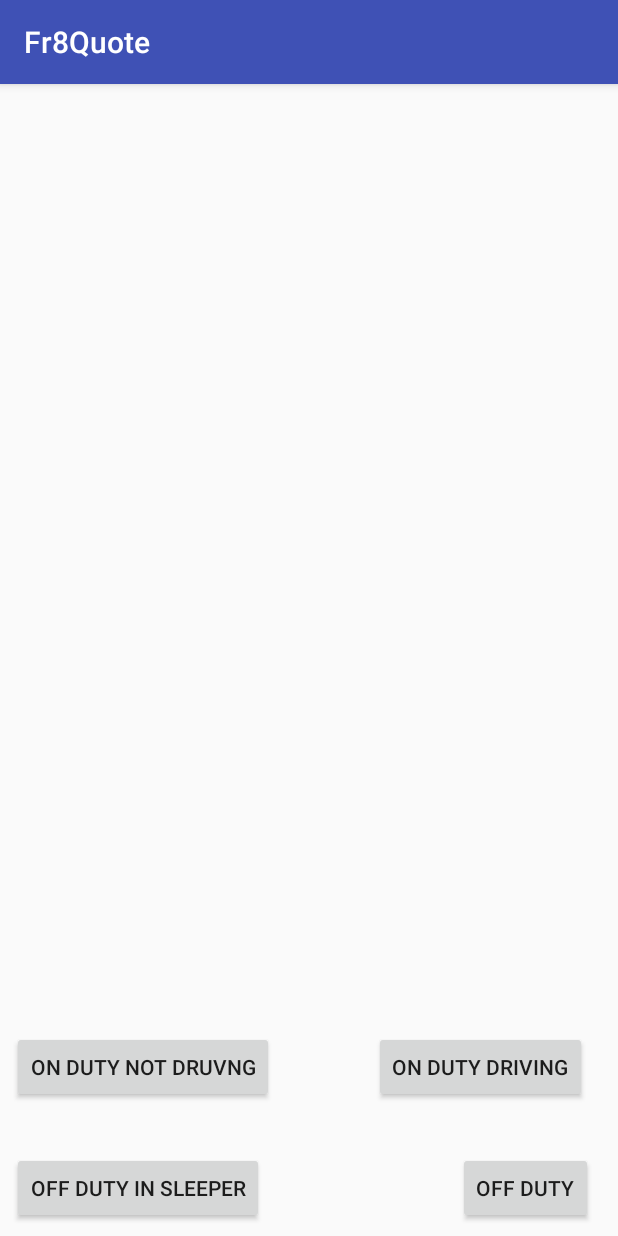
After one commit to schesnowitz/Fr8-on-Android, an Android app: the Hours_Of_Service_Activity screen opened directly, with no data from a screen before it, on a phone screen of 412 x 824 dp. The commit adds this screen. Run offline under Robolectric (Android 15) with nearby library versions, the phone set to English and light mode, and no system bars.

Commit message:
moving to create service

```diff
--- a/app/src/main/java/com/chesnowitz/fr8quote/ConfirmationActivity.java
+++ b/app/src/main/java/com/chesnowitz/fr8quote/ConfirmationActivity.java
@@ -22,6 +22,7 @@ import com.parse.ParseUser;
 
 public class ConfirmationActivity extends AppCompatActivity {
 
+
   private LocationManager locationManager;
   private LocationListener locationListener;
 
@@ -40,6 +41,8 @@ public class ConfirmationActivity extends AppCompatActivity {
         ParseObject userLocation = new ParseObject("DriverLocation");
         userLocation.put("location", point);
         userLocation.put("email", currentUser.getEmail());
+        userLocation.put("id", currentUser.getObjectId());
+
         userLocation.put("latitude", location.getLatitude());
         userLocation.put("longitude", location.getLongitude());
         userLocation.put("speed", location.getSpeed());
@@ -113,4 +116,5 @@ public class ConfirmationActivity extends AppCompatActivity {
   @Override
   public void onBackPressed() {
   }
+
 }
--- /dev/null
+++ b/app/src/main/java/com/chesnowitz/fr8quote/Hours_Of_Service_Activity.java
@@ -0,0 +1,13 @@
+package com.chesnowitz.fr8quote;
+
+import android.support.v7.app.AppCompatActivity;
+import android.os.Bundle;
+
+public class Hours_Of_Service_Activity extends AppCompatActivity {
+
+  @Override
+  protected void onCreate(Bundle savedInstanceState) {
+    super.onCreate(savedInstanceState);
+    setContentView(R.layout.activity_hours__of__service_);
+  }
+}
--- a/app/src/main/java/com/chesnowitz/fr8quote/LoginAccount.java
+++ b/app/src/main/java/com/chesnowitz/fr8quote/LoginAccount.java
@@ -45,7 +45,7 @@ public class LoginAccount extends AppCompatActivity {
                 }
             }
           });
-        }else {
+        } else {
           Toast.makeText(LoginAccount.this, "Please Enter Email and Passwowrd!", Toast.LENGTH_LONG).show();
         }
       }
--- /dev/null
+++ b/app/src/main/res/layout/activity_hours__of__service_.xml
@@ -0,0 +1,72 @@
+<?xml version="1.0" encoding="utf-8"?>
+<android.support.constraint.ConstraintLayout
+    xmlns:android="http://schemas.android.com/apk/res/android"
+    xmlns:app="http://schemas.android.com/apk/res-auto"
+    xmlns:tools="http://schemas.android.com/tools"
+    android:layout_width="match_parent"
+    android:layout_height="match_parent"
+    tools:context="com.chesnowitz.fr8quote.Hours_Of_Service_Activity">
+    <Button
+        android:id="@+id/onDutyNotDriving"
+        android:layout_width="wrap_content"
+        android:layout_height="wrap_content"
+        android:text="@string/onDutyNotDrivingButton"
+        app:layout_constraintBottom_toBottomOf="parent"
+        app:layout_constraintTop_toTopOf="parent"
+        app:layout_constraintVertical_bias="0.885"
+        app:layout_constraintLeft_toLeftOf="parent"
+        app:layout_constraintRight_toRightOf="parent"
+        android:layout_marginRight="8dp"
+        android:layout_marginLeft="8dp"
+        android:layout_marginTop="8dp"
+        android:layout_marginBottom="8dp"
+        app:layout_constraintHorizontal_bias="0.0"/>
+
+    <Button
+        android:id="@+id/onDutyDrivingButton"
+        android:layout_width="wrap_content"
+        android:layout_height="wrap_content"
+        android:layout_marginBottom="8dp"
+        android:layout_marginLeft="8dp"
+        android:layout_marginRight="8dp"
+        android:layout_marginTop="8dp"
+        android:text="@string/onDutyDrivingButton"
+        app:layout_constraintBottom_toBottomOf="parent"
+        app:layout_constraintLeft_toRightOf="@+id/onDutyNotDriving"
+        app:layout_constraintRight_toRightOf="parent"
+        app:layout_constraintTop_toTopOf="parent"
+        app:layout_constraintHorizontal_bias="0.822"
+        app:layout_constraintVertical_bias="0.885"/>
+
+    <Button
+        android:id="@+id/offDutyInSleeperButton"
+        android:layout_width="wrap_content"
+        android:layout_height="wrap_content"
+        android:layout_marginBottom="8dp"
+        android:layout_marginLeft="8dp"
+        android:layout_marginRight="8dp"
+        android:layout_marginTop="8dp"
+        android:text="@string/offDutyInSleeperButton"
+        app:layout_constraintBottom_toBottomOf="parent"
+        app:layout_constraintLeft_toLeftOf="parent"
+        app:layout_constraintRight_toRightOf="parent"
+        app:layout_constraintTop_toTopOf="parent"
+        app:layout_constraintHorizontal_bias="0.0"
+        app:layout_constraintVertical_bias="1.0"/>
+
+    <Button
+        android:id="@+id/offDutyButton"
+        android:layout_width="wrap_content"
+        android:layout_height="wrap_content"
+        android:layout_marginBottom="8dp"
+        android:layout_marginLeft="8dp"
+        android:layout_marginRight="8dp"
+        android:layout_marginTop="8dp"
+        android:text="@string/offDutyButton"
+        app:layout_constraintBottom_toBottomOf="parent"
+        app:layout_constraintLeft_toLeftOf="parent"
+        app:layout_constraintRight_toRightOf="parent"
+        app:layout_constraintTop_toTopOf="parent"
+        app:layout_constraintHorizontal_bias="0.971"
+        app:layout_constraintVertical_bias="1.0"/>
+</android.support.constraint.ConstraintLayout>
--- a/app/src/main/res/layout/activity_login_account.xml
+++ b/app/src/main/res/layout/activity_login_account.xml
@@ -19,7 +19,7 @@
         android:layout_marginTop="8dp"
         android:ems="10"
         android:hint="@string/email"
-        android:inputType="textEmailAddress|textPersonName"
+        android:inputType="textEmailAddress"
         app:layout_constraintBottom_toBottomOf="parent"
         app:layout_constraintHorizontal_bias="0.0"
         app:layout_constraintLeft_toLeftOf="parent"
--- a/app/src/main/res/values/strings.xml
+++ b/app/src/main/res/values/strings.xml
@@ -7,6 +7,12 @@
     <string name="password">Password</string>
     <string name="create_account">Create Account</string>
     <string name="loginButton">Login</string>
+    <string name="onDutyNotDrivingButton">On Duty Not Druvng</string>
+    <string name="onDutyDrivingButton">On Duty Driving</string>
+    <string name="offDutyInSleeperButton">Off Duty In Sleeper</string>
+    <string name="offDutyButton">Off Duty</string>
+    <string name="acceptLoadButton">Accept Load</string>
+    <string name="declineLoadButton">Decline Load</string>
 
 
 </resources>
```
Also changed, not shown: app/src/main/AndroidManifest.xml (+15 -4 lines), app/src/main/res/layout/activity_confirmation.xml (+23 -4 lines), app/src/main/res/layout/activity_create_account.xml (+12 -6 lines).
